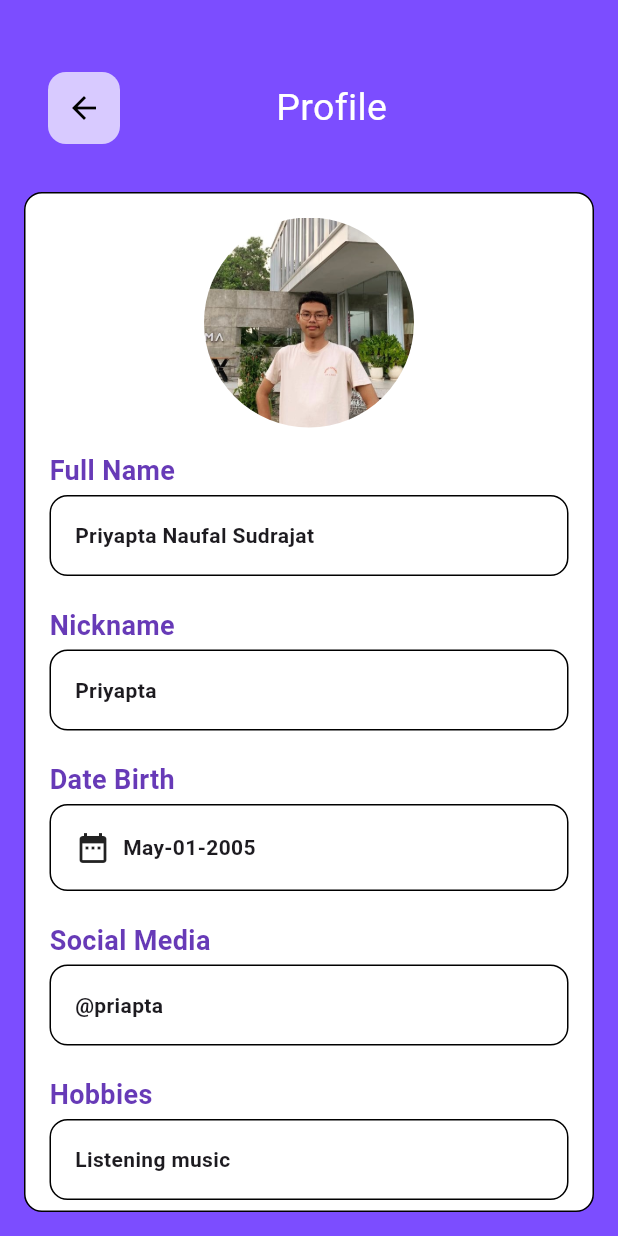
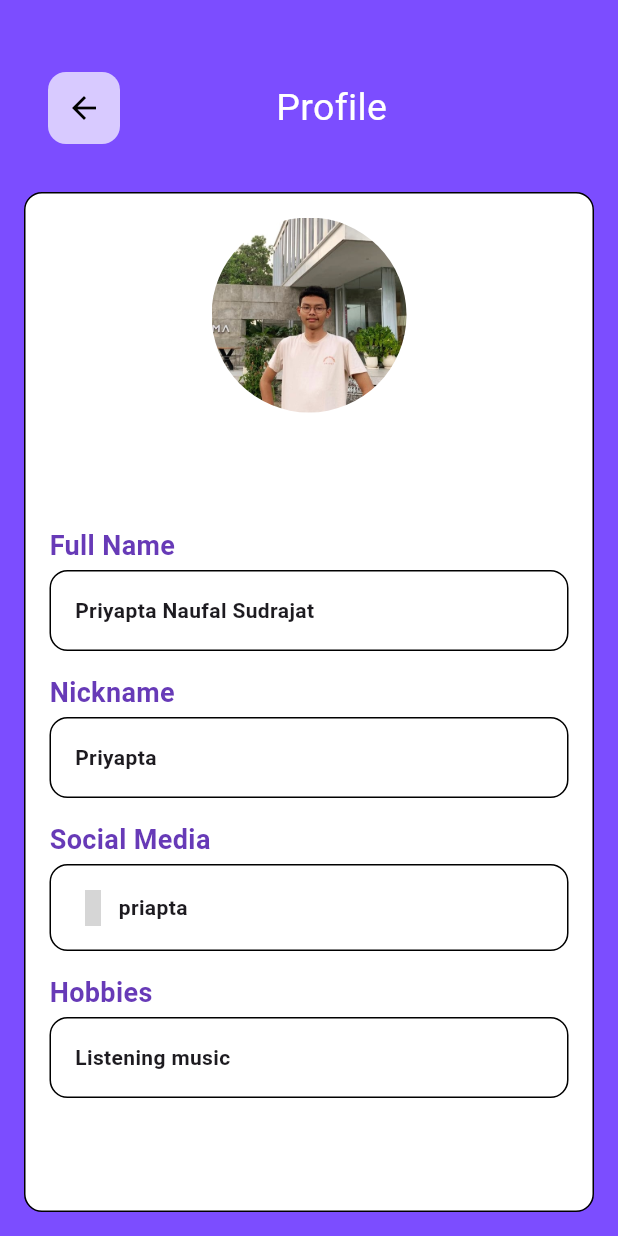
Before and after one commit to Priyapta/Ristek_Mobile, a Flutter app: the ProfilePage screen opened by its route, on a phone screen of 412 x 824 dp. Run offline on Flutter 3.47's test engine with Material 3 defaults, Android fonts, the phone set to English and light mode, and no system bars; our stand-ins replace flutter_slidable, hive_flutter; missing offline and left inert: social_media_flutter; accounts and stored records are empty; grey boxes are pictures that could not be loaded.

Commit message:
new update

```diff
--- a/lib/pages/addTask.dart
+++ b/lib/pages/addTask.dart
@@ -192,7 +192,6 @@ class _DialogBoxState extends State<DialogBox> {
                             text: "Add Task",
                             onPressed: () {
                               widget.onSave();
-
                             }),
                       )),
                     ],
--- a/lib/pages/profile.dart
+++ b/lib/pages/profile.dart
@@ -1,5 +1,6 @@
 import 'package:flutter/material.dart';
-import 'package:flutter_todolist/prop/field.dart';
+import 'package:flutter_todolist/prop/ProfileName.dart';
+import 'package:social_media_flutter/social_media_flutter.dart';
 
 class ProfilePage extends StatefulWidget {
   const ProfilePage({Key? key}) : super(key: key);
@@ -61,8 +62,8 @@ class _ProfilePageState extends State<ProfilePage> {
                     child: ClipOval(
                       child: Image.asset(
                         "lib/assets/img/profile.jpg",
-                        width: 140,
-                        height: 140,
+                        width: 130,
+                        height: 130,
                         fit: BoxFit.cover,
                       ),
                     ),
@@ -109,22 +110,6 @@ class _ProfilePageState extends State<ProfilePage> {
                       mainAxisAlignment: MainAxisAlignment.start,
                       children: [
                         Text(
-                          "Date Birth",
-                          style: TextStyle(
-                              fontSize: 18,
-                              fontWeight: FontWeight.bold,
-                              color: Colors.deepPurple),
-                        )
-                      ],
-                    ),
-                  ),
-                  ProfileName(icon: Icons.date_range, object: "May-01-2005"),
-                  Padding(
-                    padding: const EdgeInsets.symmetric(horizontal: 16),
-                    child: Row(
-                      mainAxisAlignment: MainAxisAlignment.start,
-                      children: [
-                        Text(
                           "Social Media",
                           style: TextStyle(
                               fontSize: 18,
@@ -135,8 +120,8 @@ class _ProfilePageState extends State<ProfilePage> {
                     ),
                   ),
                   ProfileName(
-                    icon: null,
-                    object: "@priapta",
+                    icon: SocialIconsFlutter.instagram,
+                    object: "priapta",
                   ),
                   Padding(
                     padding: const EdgeInsets.symmetric(horizontal: 16),
--- a/lib/prop/field.dart
+++ b/lib/prop/ProfileName.dart
@@ -4,14 +4,13 @@ class ProfileName extends StatelessWidget {
   final String object;
   final IconData? icon;
 
-  const ProfileName({Key? key, required this.object, required this.icon})
-      : super(key: key);
+  const ProfileName({super.key, required this.object, required this.icon});
 
   @override
   Widget build(BuildContext context) {
     return Padding(
       padding:
-          const EdgeInsets.only(left: 16.0, right: 16.0, top: 3, bottom: 20),
+          const EdgeInsets.only(left: 16.0, right: 16.0, top: 3, bottom: 15),
       child: Container(
         padding: const EdgeInsets.all(16),
         child: Row(
@@ -19,7 +18,7 @@ class ProfileName extends StatelessWidget {
             if (icon != null) Icon(icon),
             if (icon != null)
               SizedBox(
-                width: 8,
+                width: 5,
               ),
             Expanded(
                 child: Text(
--- a/pubspec.yaml
+++ b/pubspec.yaml
@@ -33,6 +33,7 @@ dependencies:
   hive: ^2.2.3
   hive_flutter: ^1.1.0
   shared_preferences: ^2.0.0
+  social_media_flutter: ^0.0.2
 
 
   # The following adds the Cupertino Icons font to your application.
@@ -44,6 +45,7 @@ dev_dependencies:
     sdk: flutter
   hive_generator: ^1.1.3
   build_runner: ^2.1.11
+  flutter_slidable: ^1.2.0
 
   # The "flutter_lints" package below contains a set of recommended lints to
   # encourage good coding practices. The lint set provided by the package is
```
Also changed, not shown: lib/pages/home.dart (+39 -18 lines), lib/prop/todo_tile.dart (+17 -3 lines), pubspec.lock, 5 other files.
